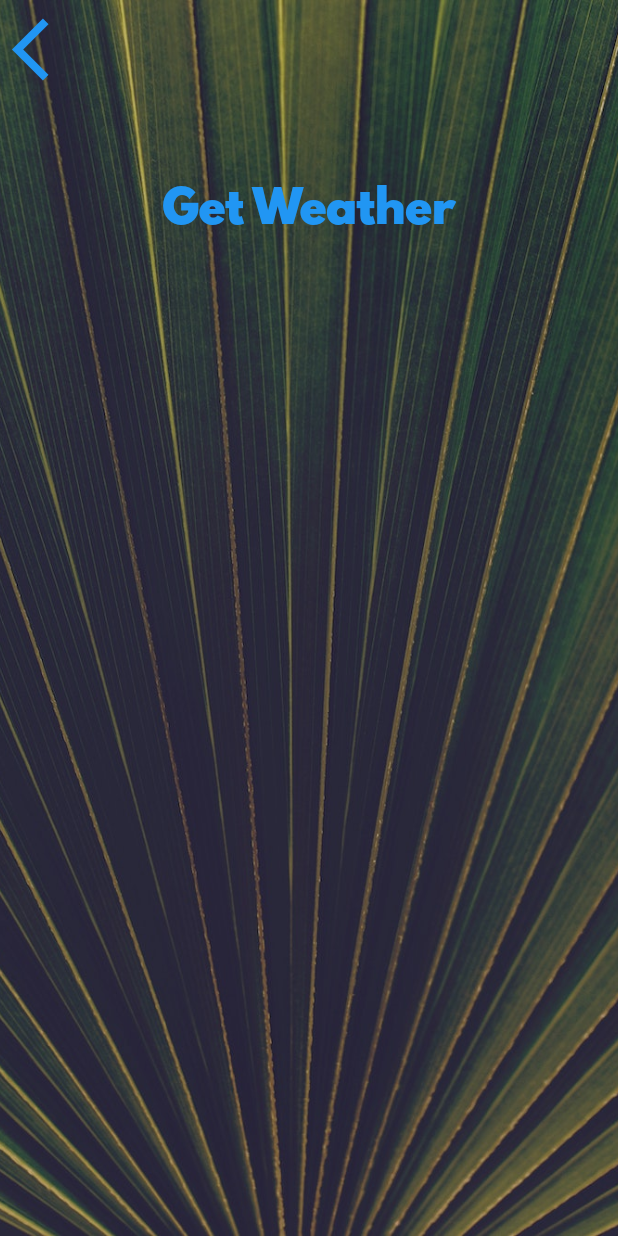
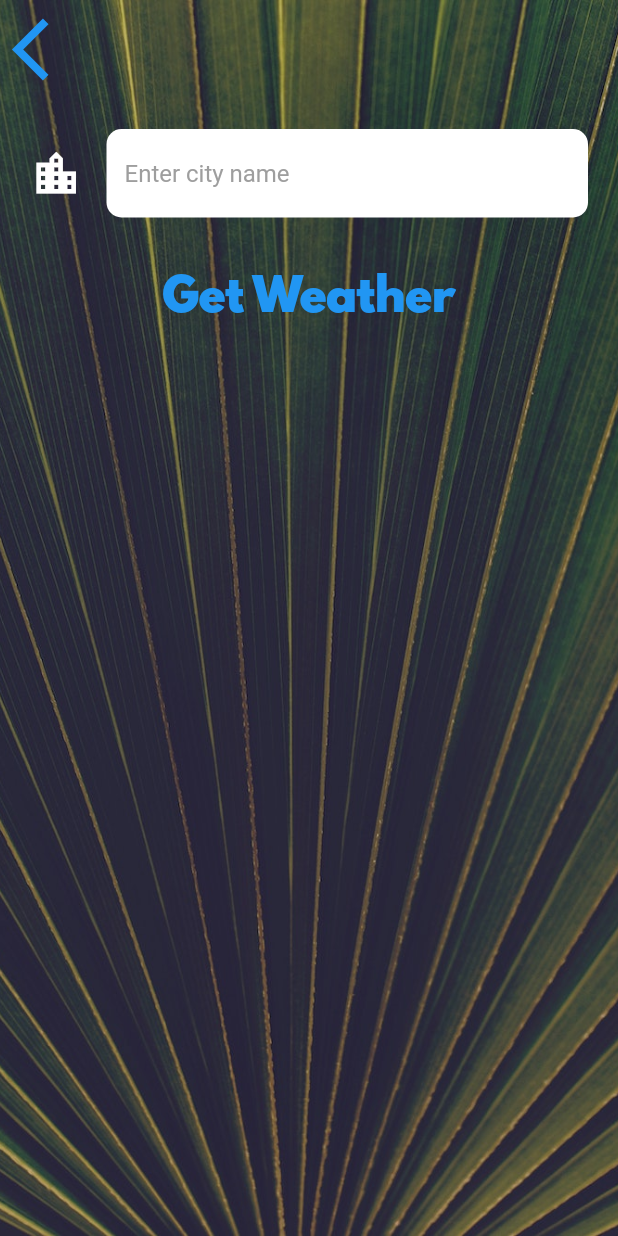
Before and after one commit to Aniketgoyal291/Flutter_Learning_Angela, a Flutter app: the CityScreen screen opened directly, on a phone screen of 412 x 824 dp. Run offline on Flutter 3.47's test engine with Material 2 defaults, Android fonts, the phone set to English and light mode, and no system bars; our stand-ins replace flutter_spinkit, font_awesome_flutter, geolocator.

Commit message:
commiting changes

```diff
--- a/clima_flutter/lib/screens/city_screen.dart
+++ b/clima_flutter/lib/screens/city_screen.dart
@@ -1,4 +1,5 @@
 import 'package:flutter/material.dart';
+import 'package:clima_flutter/utilities/constants.dart';
 import 'package:clima_flutter/utilities/constants.dart';
 
 class CityScreen extends StatefulWidget {
@@ -7,6 +8,8 @@ class CityScreen extends StatefulWidget {
 }
 
 class _CityScreenState extends State<CityScreen> {
+  String? cityName;
+
   @override
   Widget build(BuildContext context) {
     return Scaffold(
@@ -24,7 +27,9 @@ class _CityScreenState extends State<CityScreen> {
               Align(
                 alignment: Alignment.topLeft,
                 child: TextButton(
-                  onPressed: () {},
+                  onPressed: () {
+                    Navigator.pop(context);
+                  },
                   child: const Icon(
                     Icons.arrow_back_ios,
                     size: 50.0,
@@ -33,10 +38,20 @@ class _CityScreenState extends State<CityScreen> {
               ),
               Container(
                 padding: const EdgeInsets.all(20.0),
-                child: null,
+                child: TextField(
+                  style: const TextStyle(
+                    color: Colors.black,
+                  ),
+                  onChanged: (value) {
+                    cityName = value;
+                  },
+                  decoration: kTextFieldInputDecoration,
+                ),
               ),
               TextButton(
-                onPressed: () {},
+                onPressed: () {
+                  Navigator.pop(context, cityName);
+                },
                 child: const Text(
                   'Get Weather',
                   style: kButtonTextStyle,
--- a/clima_flutter/lib/utilities/constants.dart
+++ b/clima_flutter/lib/utilities/constants.dart
@@ -18,3 +18,24 @@ const kButtonTextStyle = TextStyle(
 const kConditionTextStyle = TextStyle(
   fontSize: 100.0,
 );
+
+final kTextFieldInputDecoration = InputDecoration(
+  filled: true,
+  fillColor: Colors.white,
+  icon: const Icon(
+    Icons.location_city,
+    color: Colors.white,
+    size: 35,
+  ),
+  labelStyle: const TextStyle(
+    backgroundColor: Colors.black,
+  ),
+  hintText: 'Enter city name',
+  hintStyle: const TextStyle(
+    color: Colors.grey,
+  ),
+  border: OutlineInputBorder(
+    borderRadius: BorderRadius.circular(10),
+    borderSide: BorderSide.none,
+  ),
+);
--- a/clima_flutter/pubspec.yaml
+++ b/clima_flutter/pubspec.yaml
@@ -39,7 +39,6 @@ dependencies:
   http: ^1.1.0
   flutter_spinkit: ^5.2.0
 
-
 dev_dependencies:
   flutter_test:
     sdk: flutter
```
Also changed, not shown: clima_flutter/lib/screens/location_screen.dart (+20 -1 lines), clima_flutter/lib/services/weather.dart (+7 -0 lines).
